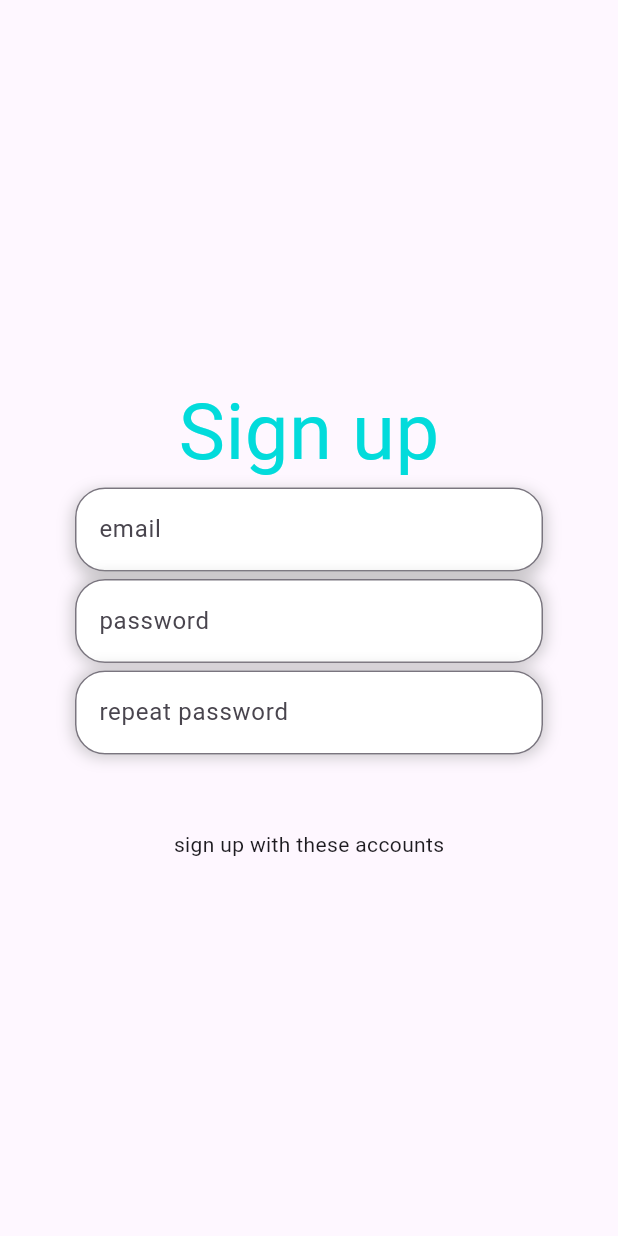
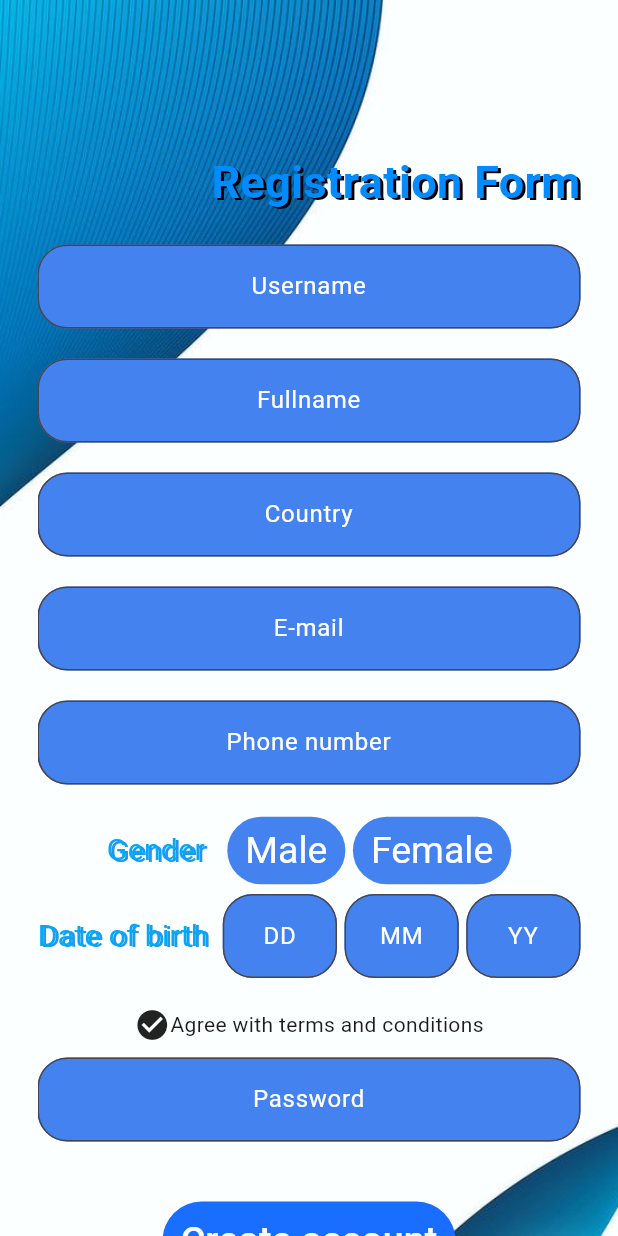
Before and after one commit to rayeezpm/Flutterdemo, a Flutter app: the screen it shows after launch, on a phone screen of 412 x 824 dp. Run offline on Flutter 3.47's test engine with Material 3 defaults, Android fonts, the phone set to English and light mode, and no system bars.

Commit message:
Second Commit

```diff
--- a/lib/main.dart
+++ b/lib/main.dart
@@ -1,4 +1,5 @@
-import 'package:demoproject/task/signup.dart';
+import 'package:demoproject/task/bg.dart';
+import 'package:demoproject/task/registration.dart';
 import 'package:flutter/material.dart';
 
 void main() {
@@ -32,7 +33,7 @@ class MyApp extends StatelessWidget {
         colorScheme: ColorScheme.fromSeed(seedColor: Colors.deepPurple),
         useMaterial3: true,
       ),
-      home: const Signup(),
+      home: const Registration(),
     );
   }
 }
--- /dev/null
+++ b/lib/task/bg.dart
@@ -0,0 +1,22 @@
+import 'package:flutter/material.dart';
+
+class Bg extends StatefulWidget {
+  const Bg({super.key});
+
+  @override
+  State<Bg> createState() => _BgState();
+}
+
+class _BgState extends State<Bg> {
+  @override
+  Widget build(BuildContext context) {
+    return Scaffold(
+      body: Container(height: double.infinity,width: double.infinity,
+        decoration: const BoxDecoration(
+            image: DecorationImage(
+                image: AssetImage('assets/bg.jpg'), fit: BoxFit.cover)),
+        child: const Text('Registration form',style: TextStyle(fontSize: 16),),
+      ),
+    );
+  }
+}
--- /dev/null
+++ b/lib/task/registration.dart
@@ -0,0 +1,261 @@
+import 'package:flutter/material.dart';
+
+class Registration extends StatefulWidget {
+  const Registration({super.key});
+
+  @override
+  State<Registration> createState() => _RegistrationState();
+}
+
+class _RegistrationState extends State<Registration> {
+  @override
+  Widget build(BuildContext context) {
+    return Scaffold(
+      body: Container(
+        width: double.infinity,
+        height: double.infinity,
+        decoration: const BoxDecoration(
+            image: DecorationImage(
+                image: AssetImage('assets/bg.jpg'), fit: BoxFit.cover)),
+        child: Padding(
+          padding: const EdgeInsets.only(
+            top: 100,
+            left: 25,
+            right: 25,
+          ),
+          child: SingleChildScrollView(
+            child: Column(
+              crossAxisAlignment: CrossAxisAlignment.end,
+              children: [
+                const Text('Registration Form',
+                    style: TextStyle(
+                        fontSize: 30,
+                        color: Color.fromARGB(255, 0, 140, 255),
+                        fontWeight: FontWeight.bold,
+                        shadows: [
+                          Shadow(color: Colors.black, offset: Offset(2, 1))
+                        ])),
+                const SizedBox(
+                  height: 20,
+                ),
+                Column(
+                  mainAxisAlignment: MainAxisAlignment.center,
+                  children: [
+                    TextField(
+                      decoration: InputDecoration(
+                          hintText: 'Username',
+                          hintStyle: const TextStyle(color: Colors.white),
+                          border: OutlineInputBorder(
+                              borderRadius: BorderRadius.circular(20)),
+                          filled: true,
+                          fillColor: const Color.fromARGB(255, 68, 131, 239)),
+                      textAlign: TextAlign.center,
+                    ),
+                    const SizedBox(
+                      height: 20,
+                    ),
+                    TextField(
+                      decoration: InputDecoration(
+                          hintText: 'Fullname',
+                          hintStyle: const TextStyle(color: Colors.white),
+                          border: OutlineInputBorder(
+                              borderRadius: BorderRadius.circular(20)),
+                          filled: true,
+                          fillColor: const Color.fromARGB(255, 68, 131, 239)),
+                      textAlign: TextAlign.center,
+                    ),
+                    const SizedBox(
+                      height: 20,
+                    ),
+                    TextField(
+                      decoration: InputDecoration(
+                          hintText: 'Country',
+                          hintStyle: const TextStyle(color: Colors.white),
+                          border: OutlineInputBorder(
+                              borderRadius: BorderRadius.circular(20)),
+                          filled: true,
+                          fillColor: const Color.fromARGB(255, 68, 131, 239)),
+                      textAlign: TextAlign.center,
+                    ),
+                    const SizedBox(
+                      height: 20,
+                    ),
+                    TextField(
+                      decoration: InputDecoration(
+                          hintText: 'E-mail',
+                          hintStyle: const TextStyle(color: Colors.white),
+                          border: OutlineInputBorder(
+                              borderRadius: BorderRadius.circular(20)),
+                          filled: true,
+                          fillColor: const Color.fromARGB(255, 68, 131, 239)),
+                      textAlign: TextAlign.center,
+                    ),
+                    const SizedBox(
+                      height: 20,
+                    ),
+                    TextField(
+                      decoration: InputDecoration(
+                          hintText: 'Phone number',
+                          hintStyle: const TextStyle(color: Colors.white),
+                          border: OutlineInputBorder(
+                              borderRadius: BorderRadius.circular(20)),
+                          filled: true,
+                          fillColor: const Color.fromARGB(255, 68, 131, 239)),
+                      textAlign: TextAlign.center,
+                    ),
+                    const SizedBox(
+                      height: 20,
+                    ),
+                  ],
+                ),
+                Row(
+                  mainAxisAlignment: MainAxisAlignment.center,
+                  children: [
+                    const Text(
+                      'Gender',
+                      style: TextStyle(
+                          color: Colors.lightBlue,
+                          fontSize: 20,
+                          shadows: [
+                            Shadow(offset: Offset(2, 1), color: Colors.blue)
+                          ]),
+                    ),
+                    const SizedBox(
+                      width: 15,
+                    ),
+                    TextButton(
+                        style: ButtonStyle(
+                            textStyle: WidgetStateProperty.all(
+                                const TextStyle(fontSize: 25)),
+                            backgroundColor: WidgetStateProperty.all(
+                                const Color.fromARGB(255, 68, 131, 239))),
+                        onPressed: () {},
+                        child: const Text('Male',
+                            style: TextStyle(color: Colors.white))),
+                    const SizedBox(
+                      width: 5,
+                    ),
+                    TextButton(
+                        style: ButtonStyle(
+                            textStyle: WidgetStateProperty.all(
+                                const TextStyle(fontSize: 25)),
+                            backgroundColor: WidgetStateProperty.all(
+                                const Color.fromARGB(255, 68, 131, 239))),
+                        onPressed: () {},
+                        child: const Text('Female',
+                            style: TextStyle(color: Colors.white)))
+                  ],
+                ),
+                const SizedBox(
+                  height: 5,
+                ),
+                Row(
+                  mainAxisAlignment: MainAxisAlignment.center,
+                  children: [
+                    const Text(
+                      'Date of birth',
+                      style: TextStyle(
+                          color: Colors.lightBlue,
+                          fontSize: 20,
+                          shadows: [
+                            Shadow(offset: Offset(2, 1), color: Colors.blue)
+                          ]),
+                    ),
+                    const SizedBox(
+                      width: 10,
+                    ),
+                    Expanded(
+                        child: TextField(
+                      decoration: InputDecoration(
+                          hintText: 'DD',
+                          hintStyle: const TextStyle(color: Colors.white),
+                          border: OutlineInputBorder(
+                              borderRadius: BorderRadius.circular(20)),
+                          fillColor: const Color.fromARGB(255, 68, 131, 239),
+                          filled: true),
+                      textAlign: TextAlign.center,
+                    )),
+                    const SizedBox(
+                      width: 5,
+                    ),
+                    Expanded(
+                        child: TextField(
+                      decoration: InputDecoration(
+                          hintText: 'MM',
+                          hintStyle: const TextStyle(color: Colors.white),
+                          border: OutlineInputBorder(
+                              borderRadius: BorderRadius.circular(20)),
+                          fillColor: const Color.fromARGB(255, 68, 131, 239),
+                          filled: true),
+                      textAlign: TextAlign.center,
+                    )),
+                    const SizedBox(
+                      width: 5,
+                    ),
+                    Expanded(
+                        child: TextField(
+                      decoration: InputDecoration(
+                          hintText: 'YY',
+                          hintStyle: const TextStyle(color: Colors.white),
+                          border: OutlineInputBorder(
+                              borderRadius: BorderRadius.circular(20)),
+                          fillColor: const Color.fromARGB(255, 68, 131, 239),
+                          filled: true),
+                      textAlign: TextAlign.center,
+                    ))
+                  ],
+                ),
+                const SizedBox(
+                  height: 19,
+                ),
+                const Row(
+                  mainAxisAlignment: MainAxisAlignment.center,
+                  children: [
+                    Icon(Icons.check_circle),
+                    Text('Agree with terms and conditions')
+                  ],
+                ),
+                const SizedBox(
+                  height: 10,
+                ),
+                Row(
+                  children: [
+                    Expanded(
+                        child: TextField(
+                      obscureText: true,
+                      decoration: InputDecoration(
+                          hintText: 'Password',
+                          hintStyle: const TextStyle(color: Colors.white),
+                          border: OutlineInputBorder(
+                              borderRadius: BorderRadius.circular(20)),
+                          filled: true,
+                          fillColor: const Color.fromARGB(255, 68, 131, 239)),
+                      textAlign: TextAlign.center,
+                    ))
+                  ],
+                ),
+                const SizedBox(
+                  height: 40,
+                ),
+                Row(
+                  mainAxisAlignment: MainAxisAlignment.center,
+                  children: [
+                    TextButton(
+                        style: ButtonStyle(
+                            backgroundColor: WidgetStateProperty.all(
+                                const Color.fromARGB(255, 25, 109, 255))),
+                        onPressed: () {},
+                        child: const Text(
+                          'Create account',
+                          style: TextStyle(color: Colors.white, fontSize: 25),
+                        )),
+                  ],
+                )
+              ],
+            ),
+          ),
+        ),
+      ),
+    );
+  }
+}
--- a/lib/task/signup.dart
+++ b/lib/task/signup.dart
@@ -1,3 +1,5 @@
+import 'dart:math';
+
 import 'package:flutter/material.dart';
 
 class Signup extends StatefulWidget {
@@ -12,15 +14,27 @@ class _SignupState extends State<Signup> {
   Widget build(BuildContext context) {
     return Scaffold(
       body: Padding(
-        padding: const EdgeInsets.all(50.0),
+        padding: const EdgeInsets.all(25.0),
         child: Column(
           mainAxisAlignment: MainAxisAlignment.center,
           children: [
-            const Text(
-              'Sign up',
-              style: TextStyle(
-                  color: Color.fromARGB(255, 2, 219, 219), fontSize: 52),
+            const Padding(
+              padding: EdgeInsets.all(25),
+              child: Text(
+                'Sign up',
+                style: TextStyle(
+                    color: Color.fromARGB(255, 2, 219, 219),
+                    fontSize: 52,
+                    fontWeight: FontWeight.bold,
+                    shadows: [
+                      Shadow(
+                          color: Colors.black12,
+                          offset: Offset(2, 1),
+                          blurRadius: 15)
+                    ]),
+              ),
             ),
+            const SizedBox(height: 50),
             Container(
               decoration: BoxDecoration(
                   color: Colors.white,
@@ -82,7 +96,69 @@ class _SignupState extends State<Signup> {
             ),
             const SizedBox(height: 50),
             const Text('sign up with these accounts'),
-            const Row()
+            const SizedBox(height: 20),
+            const Row(
+              mainAxisAlignment: MainAxisAlignment.center,
+              children: [
+                Icon(
+                  Icons.ac_unit,
+                  size: 40,
+                  color: Colors.redAccent,
+                ),
+                SizedBox(
+                  width: 10,
+                ),
+                Icon(
+                  Icons.abc_outlined,
+                  size: 40,
+                  color: Colors.blueAccent,
+                ),
+                SizedBox(
+                  width: 10,
+                ),
+                Icon(
+                  Icons.piano_sharp,
+                  size: 40,
+                  color: Colors.green,
+                ),
+              ],
+            ),
+            Padding(
+              padding: const EdgeInsets.only(top: 25, bottom: 25),
+              child: Container(
+                height: 70,
+                width: 500,
+                decoration: BoxDecoration(
+                    gradient:
+                        const LinearGradient(colors: [Colors.blue, Colors.cyan]),
+                    borderRadius: BorderRadius.circular(20)),
+                child: ElevatedButton(
+                  onPressed: () {},
+                  style: ElevatedButton.styleFrom(
+                      backgroundColor: Colors.transparent,
+                      shadowColor: Colors.transparent),
+                  child: const Text(
+                    'Sign Up',
+                    style: TextStyle(
+                        fontSize: 30,
+                        color: Color.fromARGB(255, 231, 231, 231)),
+                  ),
+                ),
+              ),
+            ),
+            const Padding(
+              padding: EdgeInsets.all(8.0),
+              child: Text('Read user license agreement ',
+                  style: TextStyle(
+                      color: Colors.cyanAccent,
+                      fontSize: 15,
+                      shadows: [
+                        Shadow(
+                            color: Colors.black12,
+                            offset: Offset(2, 1),
+                            blurRadius: 15)
+                      ])),
+            )
           ],
         ),
       ),
```
Also changed, not shown: assets/bg.jpg (added).
